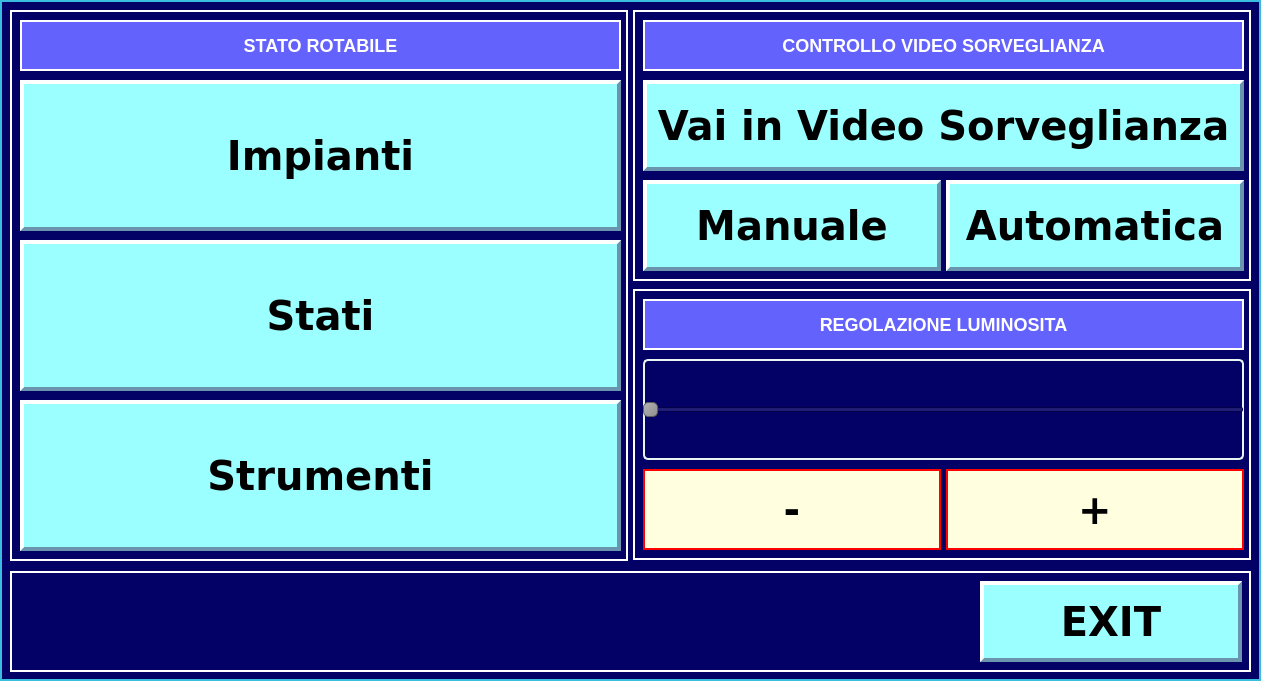
Old version of the form conduct.ui in the repository infermita/sampleatm.
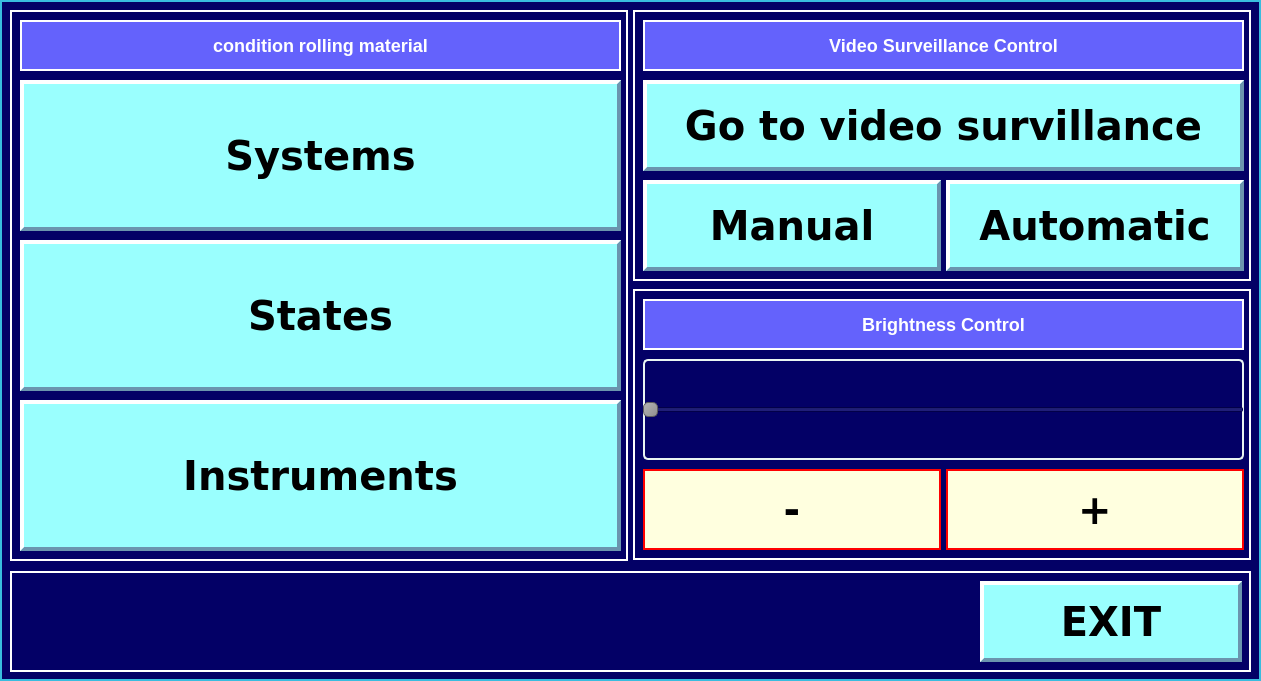
New version of the form.

Commit message: modified:   conduct.cpp 	modified:   conduct.ui 	modified:   data.cpp 	modified:   data.ui 	modified:   instruments.cpp 	modified:   instruments.ui 	modified:   lib/constant.h 	modified:   main.cpp 	modified:   mainwindow.cpp 	modified:   password.cpp 	modified:   password.h 	modified:   password.ui 	modified:   settings.ui 	translate_en_EN.qm 	translate_en_EN.ts 	translate_it_IT.qm 	translate_it_IT.ts

```diff
--- a/conduct.ui
+++ b/conduct.ui
@@ -248,7 +248,7 @@
      <number>0</number>
     </property>
     <property name="text">
-     <string>STATO ROTABILE</string>
+     <string>condition rolling material</string>
     </property>
     <property name="textFormat">
      <enum>Qt::AutoText</enum>
@@ -279,7 +279,7 @@
      <string notr="true"/>
     </property>
     <property name="text">
-     <string>Impianti</string>
+     <string>Systems</string>
     </property>
    </widget>
    <widget class="QPushButton" name="stati">
@@ -304,7 +304,7 @@
      <string notr="true"/>
     </property>
     <property name="text">
-     <string>Stati</string>
+     <string>States</string>
     </property>
    </widget>
    <widget class="QPushButton" name="strumenti">
@@ -329,7 +329,7 @@
      <string notr="true"/>
     </property>
     <property name="text">
-     <string>Strumenti</string>
+     <string>Instruments</string>
     </property>
    </widget>
   </widget>
@@ -545,7 +545,7 @@
      <number>0</number>
     </property>
     <property name="text">
-     <string>CONTROLLO VIDEO SORVEGLIANZA</string>
+     <string>Video Surveillance Control</string>
     </property>
     <property name="textFormat">
      <enum>Qt::AutoText</enum>
@@ -576,7 +576,7 @@
      <string notr="true"/>
     </property>
     <property name="text">
-     <string>Vai in Video Sorveglianza</string>
+     <string>Go to video survillance</string>
     </property>
    </widget>
    <widget class="QPushButton" name="videomanuale">
@@ -601,7 +601,7 @@
      <string notr="true"/>
     </property>
     <property name="text">
-     <string>Manuale</string>
+     <string>Manual</string>
     </property>
    </widget>
    <widget class="QPushButton" name="videoautomatico">
@@ -626,7 +626,7 @@
      <string notr="true"/>
     </property>
     <property name="text">
-     <string>Automatica</string>
+     <string>Automatic</string>
     </property>
    </widget>
   </widget>
@@ -842,7 +842,7 @@
      <number>0</number>
     </property>
     <property name="text">
-     <string>REGOLAZIONE LUMINOSITA</string>
+     <string>Brightness Control</string>
     </property>
     <property name="textFormat">
      <enum>Qt::AutoText</enum>
```
Left out of the diff: 20 changed lines with no effect on the pictures. The commit also changes 13 other files.
